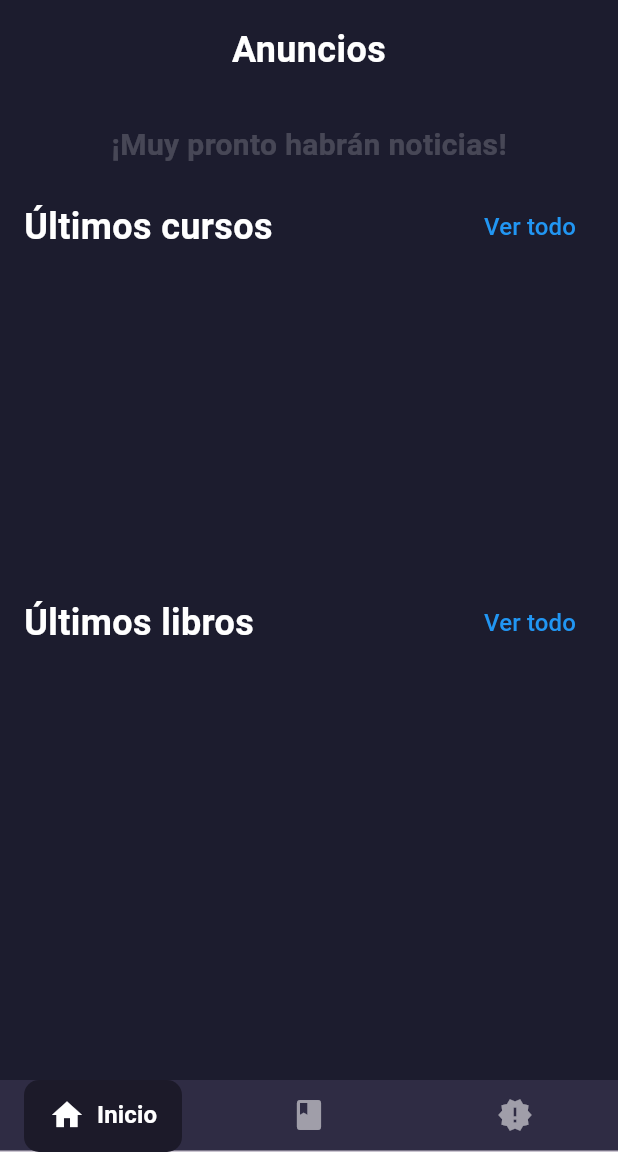
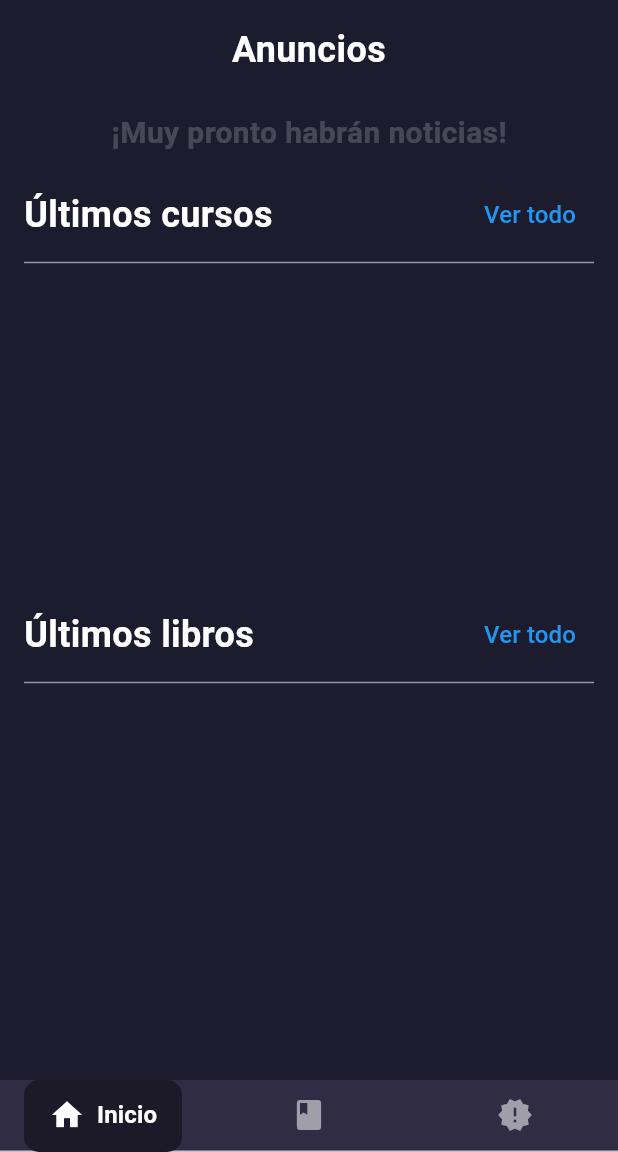
Before and after one commit to josesalber/APPS_BOOKS_2024, a Flutter app: the screen it shows once a user with an empty profile is signed in, on a phone screen of 412 x 824 dp, the part 84-1236 px from its top. Run offline on Flutter 3.47's test engine with Material 3 defaults, Android fonts, the light colour scheme and no system bars; our stand-ins replace animated_text_kit, carousel_slider, cloud_firestore, firebase_auth, firebase_core, flutter_html and 1 more; accounts and stored records are empty; network calls fail.

```diff
--- a/lib/src/pages/HomePage/tabs/Principal.dart
+++ b/lib/src/pages/HomePage/tabs/Principal.dart
@@ -5,6 +5,7 @@ import 'package:http/http.dart' as http;
 import 'package:url_launcher/url_launcher.dart';
 import 'package:flutter_application_1/src/pages/HomePage/widgets/CustomAppBar.dart';
 import 'package:flutter_application_1/src/pages/HomePage/tabs/FreeCoursesPage.dart';
+import 'package:flutter_application_1/src/pages/HomePage/tabs/libros.dart';
 import 'package:flutter_application_1/src/pages/HomePage/widgets/text_styles.dart';
 import 'package:flutter_application_1/services/course_service.dart';
 import 'package:firebase_auth/firebase_auth.dart';
@@ -171,7 +172,7 @@ class _PrincipalState extends State<Principal> with AutomaticKeepAliveClientMixi
                           textAlign: TextAlign.center,
                         ),
                       ),
-                      const SizedBox(height: 16.0),
+                      const SizedBox(height: 8.0),
                       news.isEmpty
                           ? const FadeInText(
                               text: '¡Muy pronto habrán noticias!',
@@ -291,6 +292,10 @@ class _PrincipalState extends State<Principal> with AutomaticKeepAliveClientMixi
                           ],
                         ),
                       ),
+                      Padding(
+                        padding: const EdgeInsets.symmetric(horizontal: 16.0),
+                        child: Divider(color: Colors.white54),
+                      ),
                       SizedBox(
                         height: 200.0,
                         child: ListView.builder(
@@ -390,8 +395,11 @@ class _PrincipalState extends State<Principal> with AutomaticKeepAliveClientMixi
                               ),
                             ),
                             TextButton(
-                              onPressed: () {
-                                // Navegar a la página de todos los libros
+                               onPressed: () {
+                                Navigator.push(
+                                  context,
+                                  MaterialPageRoute(builder: (context) => const LibrosPage()),
+                                );
                               },
                               child: const Text(
                                 'Ver todo',
@@ -403,6 +411,10 @@ class _PrincipalState extends State<Principal> with AutomaticKeepAliveClientMixi
                             ),
                           ],
                         ),
+                      ),
+                      Padding(
+                        padding: const EdgeInsets.symmetric(horizontal: 16.0),
+                        child: Divider(color: Colors.white54),
                       ),
                       SizedBox(
                         height: 200.0,
@@ -494,7 +506,7 @@ class _FadeInTextState extends State<FadeInText> with SingleTickerProviderStateM
     _controller = AnimationController(
       duration: const Duration(seconds: 2),
       vsync: this,
-    )..repeat(reverse: true); // Repite la animación de forma inversa
+    )..repeat(reverse: true);
     _animation = CurvedAnimation(
       parent: _controller,
       curve: Curves.easeInOut,
```
